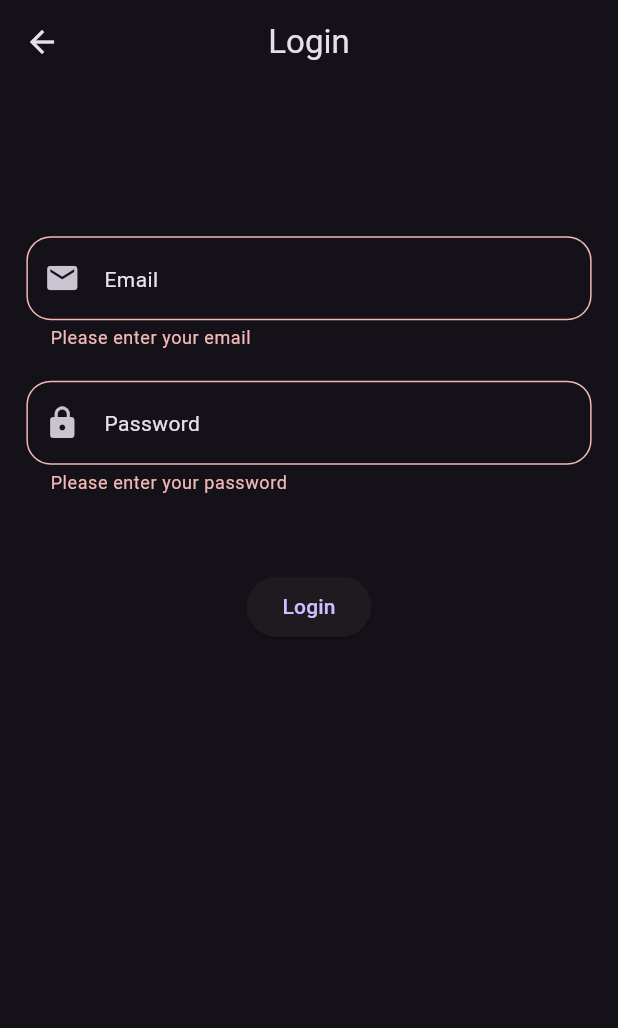
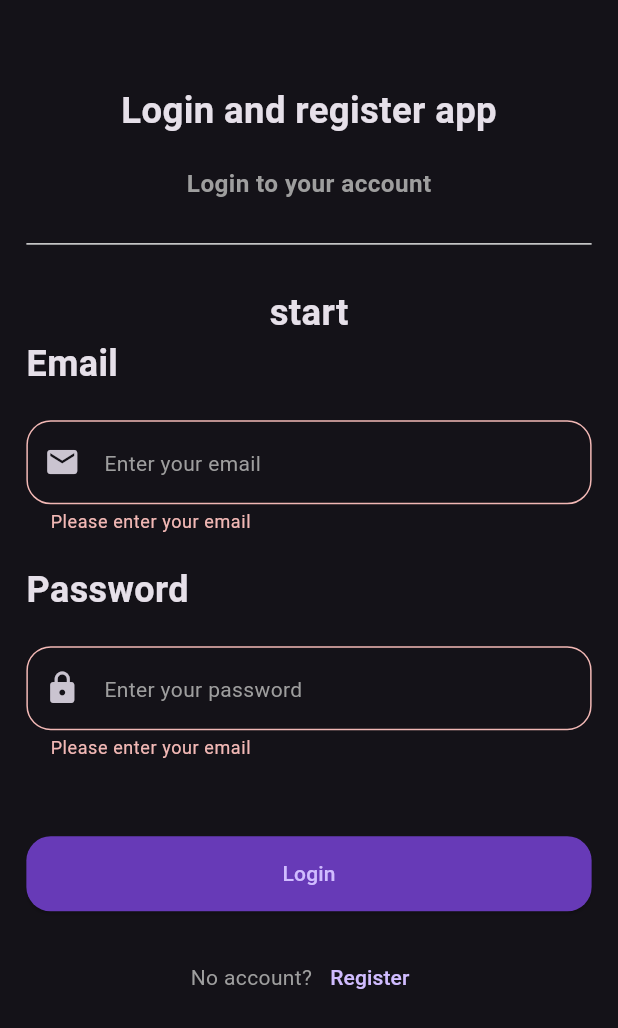
Before and after one commit to mohamadnafe14-arch/Login-Register-App, a Flutter app: the screen it shows after launch, after a tap on "Login", on a phone screen of 412 x 824 dp. Shown: the top 1028 px of the screen. Run offline on Flutter 3.47's test engine with Material 3 defaults, Android fonts, the phone set to English and light mode, and no system bars; our stand-ins replace flutter_screenutil, go_router.

Commit message:
decomposing the code

```diff
--- a/lib/features/auth_feature/presentation/views/login_view.dart
+++ b/lib/features/auth_feature/presentation/views/login_view.dart
@@ -8,7 +8,7 @@ class LoginView extends StatelessWidget {
   Widget build(BuildContext context) {
     return SafeArea(
       child: Scaffold(
-        appBar: AppBar(title: Text('Login'), centerTitle: true),
+        appBar: AppBar(automaticallyImplyLeading: false),
         body: LoginViewBody(),
       ),
     );
--- /dev/null
+++ b/lib/features/auth_feature/presentation/views/widgets/custom_button.dart
@@ -0,0 +1,22 @@
+import 'package:flutter/material.dart';
+import 'package:flutter_screenutil/flutter_screenutil.dart';
+
+class CustomButton extends StatelessWidget {
+  const CustomButton({super.key, required this.text, required this.onPressed});
+  final String text;
+  final void Function()? onPressed;
+  @override
+  Widget build(BuildContext context) {
+    return ElevatedButton(
+      style: ElevatedButton.styleFrom(
+        shape: RoundedRectangleBorder(
+          borderRadius: BorderRadius.circular(16.r),
+        ),
+        minimumSize: const Size(double.infinity, 50),
+        backgroundColor: Colors.deepPurple,
+      ),
+      onPressed: onPressed,
+      child: Text(text),
+    );
+  }
+}
--- /dev/null
+++ b/lib/features/auth_feature/presentation/views/widgets/custom_text_form_field.dart
@@ -0,0 +1,43 @@
+import 'package:flutter/material.dart';
+import 'package:flutter_screenutil/flutter_screenutil.dart';
+
+class CustomTextFormField extends StatelessWidget {
+  const CustomTextFormField({
+    super.key,
+    required this.hintText,
+    required this.validator,
+    required this.onSaved,
+    required this.onChanged,
+    required this.prefixIcon,
+    this.isSecure = false,
+    this.onTap,
+  });
+  final String hintText;
+  final String? Function(String?)? validator;
+  final String? Function(String?)? onSaved;
+  final String? Function(String?)? onChanged;
+  final IconData? prefixIcon;
+  final bool isSecure;
+  final void Function()? onTap;
+  @override
+  Widget build(BuildContext context) {
+    return TextFormField(
+      decoration: InputDecoration(
+        border: OutlineInputBorder(borderRadius: BorderRadius.circular(16.r)),
+        hint: Text(hintText, style: TextStyle(color: Colors.grey)),
+        prefixIcon: GestureDetector(onTap: onTap, child: Icon(prefixIcon)),
+      ),
+      obscureText: isSecure,
+      validator: (value) {
+        if (value == null || value.isEmpty) {
+          return 'Please enter your email';
+        } else if (!value.contains("@")) {
+          return "Please enter a valid email";
+        }
+        return null;
+      },
+      onSaved: (value) => onSaved!(value),
+      onChanged: (value) => onChanged!(value),
+    );
+  }
+}
--- /dev/null
+++ b/lib/features/auth_feature/presentation/views/widgets/footer.dart
@@ -0,0 +1,22 @@
+import 'package:flutter/material.dart';
+
+class Footer extends StatelessWidget {
+  const Footer({
+    super.key,
+    required this.firstText,
+    required this.secondeText,
+    required this.onPressed,
+  });
+  final String firstText, secondeText;
+  final VoidCallback onPressed;
+  @override
+  Widget build(BuildContext context) {
+    return Row(
+      mainAxisAlignment: MainAxisAlignment.center,
+      children: [
+        Text(firstText, style: TextStyle(color: Colors.grey)),
+        TextButton(onPressed: onPressed, child: Text(secondeText)),
+      ],
+    );
+  }
+}
--- a/lib/features/auth_feature/presentation/views/widgets/login_view_body.dart
+++ b/lib/features/auth_feature/presentation/views/widgets/login_view_body.dart
@@ -1,6 +1,8 @@
-
 import 'package:flutter/material.dart';
 import 'package:flutter_screenutil/flutter_screenutil.dart';
+import 'package:login_and_register_app/features/auth_feature/presentation/views/widgets/custom_button.dart';
+import 'package:login_and_register_app/features/auth_feature/presentation/views/widgets/custom_text_form_field.dart';
+import 'package:login_and_register_app/features/auth_feature/presentation/views/widgets/footer.dart';
 
 class LoginViewBody extends StatefulWidget {
   const LoginViewBody({super.key});
@@ -11,6 +13,7 @@ class LoginViewBody extends StatefulWidget {
 class _LoginViewBodyState extends State<LoginViewBody> {
   late GlobalKey<FormState> formKey;
   String? email, password;
+  bool isSecure = true;
   @override
   void initState() {
     formKey = GlobalKey<FormState>();
@@ -26,16 +29,37 @@ class _LoginViewBodyState extends State<LoginViewBody> {
           padding: EdgeInsets.symmetric(horizontal: 16.w),
           child: Column(
             children: [
-              SizedBox(height: 100.h),
-              TextFormField(
-                decoration: InputDecoration(
-                  border: OutlineInputBorder(
-                    borderRadius: BorderRadius.circular(16.r),
+              Text(
+                "Login and register app",
+                style: TextStyle(fontSize: 24.sp, fontWeight: FontWeight.bold),
+              ),
+              SizedBox(height: 20.h),
+              Text(
+                "Login to your account",
+                style: TextStyle(
+                  fontSize: 16.sp,
+                  fontWeight: FontWeight.bold,
+                  color: Colors.grey,
+                ),
+              ),
+              SizedBox(height: 20.h),
+              Divider(thickness: 1, color: Colors.grey.shade300),
+              SizedBox(height: 20.h),
+              Text(
+                "start",
+                style: TextStyle(fontSize: 24.sp, fontWeight: FontWeight.bold),
+              ),
+              Row(
+                children: const [
+                  Text(
+                    'Email',
+                    style: TextStyle(fontSize: 24, fontWeight: FontWeight.bold),
                   ),
-                  hint: const Text('Email'),
-                  prefixIcon: const Icon(Icons.email),
-                ),
-                obscureText: false,
+                ],
+              ),
+              SizedBox(height: 20.h),
+              CustomTextFormField(
+                hintText: "Enter your email",
                 validator: (value) {
                   if (value == null || value.isEmpty) {
                     return 'Please enter your email';
@@ -46,39 +70,52 @@ class _LoginViewBodyState extends State<LoginViewBody> {
                 },
                 onSaved: (value) => email = value,
                 onChanged: (value) => email = value,
+                prefixIcon: Icons.email,
+                isSecure: isSecure,
+                onTap: () => setState(() => isSecure = !isSecure),
               ),
               SizedBox(height: 20.h),
-              TextFormField(
-                decoration: InputDecoration(
-                  border: OutlineInputBorder(
-                    borderRadius: BorderRadius.circular(16.r),
+              Row(
+                children: const [
+                  Text(
+                    'Password',
+                    style: TextStyle(fontSize: 24, fontWeight: FontWeight.bold),
                   ),
-                  hint: const Text('Password'),
-                  prefixIcon: const Icon(Icons.lock),
-                ),
-                obscureText: true,
+                ],
+              ),
+              SizedBox(height: 20.h),
+              CustomTextFormField(
+                hintText: "Enter your password",
                 validator: (value) {
                   if (value == null || value.isEmpty) {
                     return 'Please enter your password';
-                  }else if (value.length < 6) {
+                  } else if (value.length < 6) {
                     return "Password must be at least 6 characters";
                   }
                   return null;
                 },
                 onSaved: (value) => password = value,
+                onChanged: (value) => password = value,
+                prefixIcon: Icons.lock,
+                isSecure: isSecure,
+                onTap: () => setState(() => isSecure = !isSecure),
               ),
               SizedBox(height: 50.h),
-              ElevatedButton(
+              CustomButton(
+                text: "Login",
                 onPressed: () {
                   if (formKey.currentState!.validate()) {
                     formKey.currentState!.save();
                     ScaffoldMessenger.of(context).showSnackBar(
-                      const SnackBar(content: Text('Processing Data')),
+                      SnackBar(
+                        content: Text("You have successfully logged in"),
+                      ),
                     );
                   }
                 },
-                child: const Text('Login'),
               ),
+              SizedBox(height: 20.h),
+              Footer(firstText: "No account?", secondeText: "Register", onPressed:(){})
             ],
           ),
         ),
```
